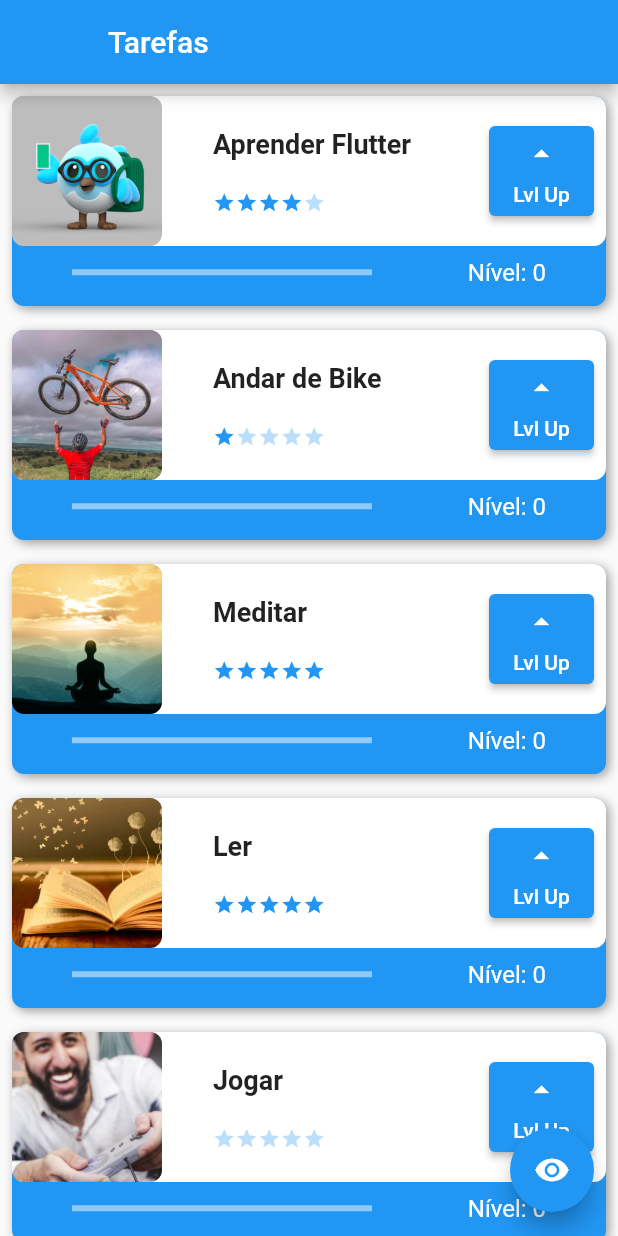
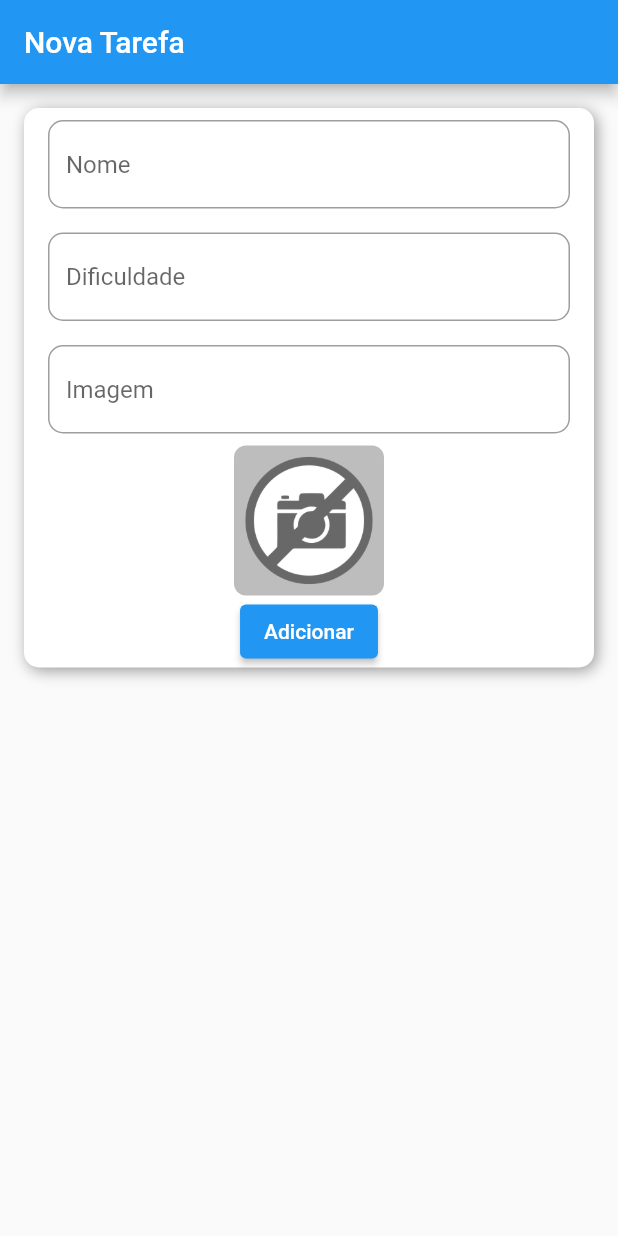
Before and after one commit to blandygbc/projeto1_futter_alura, a Flutter app: the screen it shows after launch, on a phone screen of 412 x 824 dp. Run offline on Flutter 3.47's test engine with Material 2 defaults, Android fonts, the phone set to English and light mode, and no system bars; network calls fail.

Commit message:
parte 2 Aulas 01 e 02

```diff
--- a/lib/components/task.dart
+++ b/lib/components/task.dart
@@ -1,5 +1,5 @@
 import 'package:flutter/material.dart';
-import 'package:projeto1_futter_alura/components/difficulty.dart';
+import 'package:tasks_flutter_alura/components/difficulty.dart';
 
 class Task extends StatefulWidget {
   final String name;
--- a/lib/main.dart
+++ b/lib/main.dart
@@ -1,5 +1,5 @@
 import 'package:flutter/material.dart';
-import 'package:projeto1_futter_alura/views/task_view.dart';
+import 'package:tasks_flutter_alura/views/form_view.dart';
 
 void main() {
   runApp(const MyApp());
@@ -15,7 +15,7 @@ class MyApp extends StatelessWidget {
       theme: ThemeData(
         primarySwatch: Colors.blue,
       ),
-      home: const TaskView(),
+      home: const FormView(),
     );
   }
 }
--- /dev/null
+++ b/lib/views/form_view.dart
@@ -0,0 +1,150 @@
+import 'package:flutter/material.dart';
+import 'package:tasks_flutter_alura/generated/assets.dart';
+
+class FormView extends StatefulWidget {
+  const FormView({Key? key}) : super(key: key);
+
+  @override
+  State<FormView> createState() => _FormViewState();
+}
+
+class _FormViewState extends State<FormView> {
+  TextEditingController nameController = TextEditingController();
+  TextEditingController difficultyController = TextEditingController();
+  TextEditingController imageController = TextEditingController();
+  final _formKey = GlobalKey<FormState>();
+
+  @override
+  Widget build(BuildContext context) {
+    return Form(
+      key: _formKey,
+      child: Scaffold(
+          appBar: AppBar(
+            title: const Text('Nova Tarefa'),
+          ),
+          body: Padding(
+            padding: const EdgeInsets.all(16.0),
+            child: SingleChildScrollView(
+              child: Container(
+                decoration: BoxDecoration(
+                  color: Colors.white,
+                  borderRadius: BorderRadius.circular(10),
+                  boxShadow: const [
+                    BoxShadow(
+                      color: Colors.black38,
+                      blurRadius: 8.0,
+                      offset: Offset(
+                        2.0,
+                        2.0,
+                      ),
+                    ),
+                  ],
+                ),
+                child: Column(
+                  mainAxisAlignment: MainAxisAlignment.spaceEvenly,
+                  crossAxisAlignment: CrossAxisAlignment.center,
+                  children: [
+                    Padding(
+                      padding: const EdgeInsets.symmetric(
+                          horizontal: 16.0, vertical: 8.0),
+                      child: TextFormField(
+                        validator: (String? value) {
+                          if (value != null && value.isEmpty) {
+                            return 'insira o nome da tarefa';
+                          }
+                          return null;
+                        },
+                        controller: nameController,
+                        decoration: const InputDecoration(
+                          hintText: 'Nome',
+                          border: OutlineInputBorder(
+                            borderRadius: BorderRadius.all(Radius.circular(10)),
+                          ),
+                        ),
+                      ),
+                    ),
+                    Padding(
+                      padding: const EdgeInsets.symmetric(
+                          horizontal: 16.0, vertical: 8.0),
+                      child: TextFormField(
+                        validator: (String? value) {
+                          if (value!.isEmpty) {
+                            return 'Insira o valor da dificuldade';
+                          } else if (int.parse(value) > 5 ||
+                              int.parse(value) < 1) {
+                            return 'Insira um valor entre 1 e 5';
+                          }
+                          return null;
+                        },
+                        keyboardType: TextInputType.number,
+                        controller: difficultyController,
+                        decoration: const InputDecoration(
+                          hintText: 'Dificuldade',
+                          border: OutlineInputBorder(
+                            borderRadius: BorderRadius.all(Radius.circular(10)),
+                          ),
+                        ),
+                      ),
+                    ),
+                    Padding(
+                      padding: const EdgeInsets.symmetric(
+                          horizontal: 16.0, vertical: 8.0),
+                      child: TextFormField(
+                        validator: (String? value) {
+                          if (value!.isEmpty) {
+                            return 'Insira uma url de imagem!';
+                          }
+                          return null;
+                        },
+                        keyboardType: TextInputType.url,
+                        onChanged: (text) {
+                          setState(() {});
+                        },
+                        controller: imageController,
+                        decoration: const InputDecoration(
+                          hintText: 'Imagem',
+                          border: OutlineInputBorder(
+                            borderRadius: BorderRadius.all(Radius.circular(10)),
+                          ),
+                        ),
+                      ),
+                    ),
+                    Container(
+                      decoration: BoxDecoration(
+                        color: Colors.black26,
+                        borderRadius: BorderRadius.circular(8),
+                      ),
+                      width: 100,
+                      height: 100,
+                      child: ClipRRect(
+                        borderRadius: BorderRadius.circular(8),
+                        child: Image.network(
+                          //https://ih1.redbubble.net/image.1076687066.0716/st,small,507x507-pad,600x600,f8f8f8.jpg
+                          imageController.text,
+                          fit: BoxFit.cover,
+                          errorBuilder: (BuildContext context, Object ex,
+                              StackTrace? stackTrace) {
+                            return Image.asset(Assets.imagesNophoto);
+                          },
+                        ),
+                      ),
+                    ),
+                    ElevatedButton(
+                      onPressed: () {
+                        if (_formKey.currentState!.validate()) {
+                          ScaffoldMessenger.of(context)
+                              .showSnackBar(const SnackBar(
+                            content: const Text("Salvando a tarefa!"),
+                          ));
+                        }
+                      },
+                      child: const Text('Adicionar'),
+                    ),
+                  ],
+                ),
+              ),
+            ),
+          )),
+    );
+  }
+}
--- a/lib/views/task_view.dart
+++ b/lib/views/task_view.dart
@@ -1,5 +1,6 @@
 import 'package:flutter/material.dart';
-import 'package:projeto1_futter_alura/components/task.dart';
+import 'package:tasks_flutter_alura/components/task.dart';
+import 'package:tasks_flutter_alura/generated/assets.dart';
 
 class TaskView extends StatefulWidget {
   const TaskView({Key? key}) : super(key: key);
@@ -34,27 +35,27 @@ class _TaskViewState extends State<TaskView> {
               Task(
                 name: 'Aprender Flutter',
                 difficulty: 4,
-                image: 'assets/images/dash.png',
+                image: Assets.imagesDash,
               ),
               Task(
                 name: 'Andar de Bike',
                 difficulty: 1,
-                image: 'assets/images/bike.webp',
+                image: Assets.imagesBike,
               ),
               Task(
                 name: 'Meditar',
                 difficulty: 5,
-                image: 'assets/images/meditar.jpeg',
+                image: Assets.imagesMeditar,
               ),
               Task(
                 name: 'Ler',
                 difficulty: 5,
-                image: 'assets/images/livro.jpg',
+                image: Assets.imagesLivro,
               ),
               Task(
                 name: 'Jogar',
                 difficulty: 0,
-                image: 'assets/images/jogar.jpg',
+                image: Assets.imagesJogar,
               ),
               SizedBox(height: 80),
             ],
--- a/pubspec.yaml
+++ b/pubspec.yaml
@@ -1,4 +1,4 @@
-name: projeto1_futter_alura
+name: tasks_flutter_alura
 description: Alura first Flutter project.
 
 # The following line prevents the package from being accidentally published to
@@ -64,7 +64,7 @@ flutter:
   #   - images/a_dot_burr.jpeg
   #   - images/a_dot_ham.jpeg
   assets:
-     - assets/images/
+    - assets/images/
   # An image asset can refer to one or more resolution-specific "variants", see
   # https://flutter.dev/assets-and-images/#resolution-aware
 
```
Also changed, not shown: assets/images/dart_dash.jpg (added), assets/images/nophoto.png (added), lib/generated/assets.dart, 9 other files.
